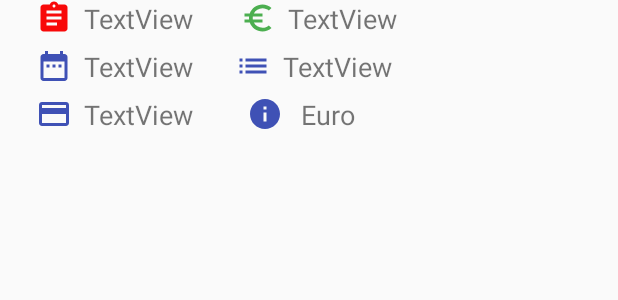
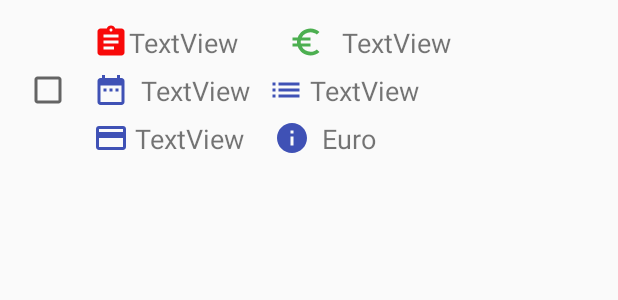
Before and after one commit to NadeemNicoR/TeamProjects, an Android app: the layout row.xml on its own in the app's theme, with its tools: preview values and no code run, on a phone screen of 412 x 824 dp. Shown: the top 300 px of the screen. Run offline under Robolectric (Android 15) with nearby library versions, the phone set to English and light mode, and no system bars.

Commit message:
delete transactions, layout, view and appearnace of the application at its best:)

```diff
--- a/MoneyControl/app/src/main/res/layout/activity_categories.xml
+++ b/MoneyControl/app/src/main/res/layout/activity_categories.xml
@@ -43,7 +43,7 @@
             android:layout_marginStart="8dp"
             android:layout_marginTop="492dp"
             android:layout_marginEnd="8dp"
-            android:background="#AFC5BC"
+            android:background="@drawable/button_deletedesing"
             android:text="Delete"
             app:layout_constraintEnd_toEndOf="parent"
             app:layout_constraintHorizontal_bias="0.0"
@@ -57,7 +57,7 @@
             android:layout_marginStart="8dp"
             android:layout_marginTop="356dp"
             android:layout_marginEnd="8dp"
-            android:background="#AFC5BC"
+            android:background="@drawable/button_deletedesing"
             android:text="add"
             app:layout_constraintEnd_toEndOf="parent"
             app:layout_constraintHorizontal_bias="0.0"
@@ -72,7 +72,7 @@
             android:layout_marginTop="272dp"
             android:layout_marginEnd="8dp"
             android:ems="10"
-            android:hint="Add new Category"
+            android:hint="Enter the category name"
             android:inputType="textPersonName"
             android:textSize="14sp"
             app:layout_constraintEnd_toEndOf="parent"
--- a/MoneyControl/app/src/main/res/layout/row.xml
+++ b/MoneyControl/app/src/main/res/layout/row.xml
@@ -5,12 +5,23 @@
     android:layout_width="match_parent"
     android:layout_height="match_parent">
 
+    <CheckBox
+        android:id="@+id/rowCheckBox"
+        android:layout_width="25dp"
+        android:layout_height="0dp"
+        android:layout_marginStart="16dp"
+        android:clickable="false"
+        android:focusable="false"
+        app:layout_constraintBottom_toBottomOf="@+id/Calendar"
+        app:layout_constraintStart_toStartOf="parent"
+        app:layout_constraintTop_toTopOf="@+id/Calendar" />
+
     <TextView
         android:id="@+id/textViewpaytype"
         android:layout_width="wrap_content"
         android:layout_height="wrap_content"
-        android:layout_marginStart="8dp"
-        android:layout_marginTop="64dp"
+        android:layout_marginStart="4dp"
+        android:layout_marginTop="80dp"
         android:text="TextView"
         android:textSize="18sp"
         app:layout_constraintStart_toEndOf="@+id/PaymentType"
@@ -21,10 +32,11 @@
         android:layout_width="wrap_content"
         android:layout_height="wrap_content"
         android:layout_marginStart="8dp"
+        android:layout_marginTop="16dp"
         android:text="TextView"
         android:textSize="18sp"
         app:layout_constraintEnd_toEndOf="parent"
-        app:layout_constraintHorizontal_bias="0.0"
+        app:layout_constraintHorizontal_bias="0.035"
         app:layout_constraintStart_toEndOf="@+id/money"
         app:layout_constraintTop_toTopOf="parent" />
 
@@ -32,13 +44,19 @@
         android:id="@+id/textViewCate"
         android:layout_width="wrap_content"
         android:layout_height="wrap_content"
-        android:layout_marginStart="8dp"
-        android:layout_marginTop="32dp"
+        android:layout_marginStart="4dp"
+        android:layout_marginTop="48dp"
         android:text="TextView"
         android:textSize="18sp"
         app:layout_constraintStart_toEndOf="@+id/categories"
         app:layout_constraintTop_toTopOf="parent" />
 
+    <TextView
+        android:id="@+id/transactionId"
+        android:visibility="invisible"
+        android:layout_width="wrap_content"
+        android:layout_height="wrap_content"
+        tools:ignore="MissingConstraints" />
 
     <android.support.v7.widget.AppCompatImageView
         android:id="@+id/Calendar"
@@ -48,7 +66,7 @@
         android:layout_marginTop="8dp"
         android:tint="#3F51B5"
         app:layout_constraintEnd_toEndOf="parent"
-        app:layout_constraintHorizontal_bias="0"
+        app:layout_constraintHorizontal_bias="0.104"
         app:layout_constraintStart_toStartOf="parent"
         app:layout_constraintTop_toBottomOf="@+id/income_expense"
         app:srcCompat="@drawable/ic_date_range_black_24dp" />
@@ -58,9 +76,10 @@
         android:layout_width="wrap_content"
         android:layout_height="wrap_content"
         android:layout_marginStart="8dp"
+        android:layout_marginTop="16dp"
         android:tint="#4CAF50"
         app:layout_constraintEnd_toEndOf="parent"
-        app:layout_constraintHorizontal_bias="0.094"
+        app:layout_constraintHorizontal_bias="0.113"
         app:layout_constraintStart_toEndOf="@+id/textViewType"
         app:layout_constraintTop_toTopOf="parent"
         app:srcCompat="@drawable/ic_euro_symbol_black_24dp" />
@@ -69,7 +88,7 @@
         android:id="@+id/categories"
         android:layout_width="wrap_content"
         android:layout_height="wrap_content"
-        android:layout_marginStart="28dp"
+        android:layout_marginStart="12dp"
         android:layout_marginTop="8dp"
         android:tint="#3F51B5"
         app:layout_constraintStart_toEndOf="@+id/textViewDte"
@@ -81,10 +100,11 @@
         android:layout_width="wrap_content"
         android:layout_height="wrap_content"
         android:layout_marginStart="24dp"
+        android:layout_marginTop="16dp"
         android:layout_marginEnd="8dp"
         android:tint="#F80909"
         app:layout_constraintEnd_toEndOf="parent"
-        app:layout_constraintHorizontal_bias="0"
+        app:layout_constraintHorizontal_bias="0.107"
         app:layout_constraintStart_toStartOf="parent"
         app:layout_constraintTop_toTopOf="parent"
         app:srcCompat="@drawable/ic_assignment_black_24dp" />
@@ -98,7 +118,7 @@
         android:layout_marginEnd="8dp"
         android:tint="#3F51B5"
         app:layout_constraintEnd_toEndOf="parent"
-        app:layout_constraintHorizontal_bias="0.043"
+        app:layout_constraintHorizontal_bias="0.145"
         app:layout_constraintStart_toStartOf="parent"
         app:layout_constraintTop_toBottomOf="@+id/Calendar"
         app:srcCompat="@drawable/ic_credit_card_black_24dp" />
@@ -107,7 +127,7 @@
         android:id="@+id/CurrencyInfo"
         android:layout_width="wrap_content"
         android:layout_height="wrap_content"
-        android:layout_marginStart="36dp"
+        android:layout_marginStart="20dp"
         android:layout_marginTop="8dp"
         android:tint="#3F51B5"
         app:layout_constraintStart_toEndOf="@+id/textViewpaytype"
@@ -118,7 +138,8 @@
         android:id="@+id/textViewType"
         android:layout_width="wrap_content"
         android:layout_height="wrap_content"
-        android:layout_marginStart="32dp"
+        android:layout_marginStart="24dp"
+        android:layout_marginTop="16dp"
         android:text="TextView"
         android:textSize="18sp"
         app:layout_constraintStart_toStartOf="@+id/income_expense"
@@ -129,7 +150,7 @@
         android:layout_width="wrap_content"
         android:layout_height="wrap_content"
         android:layout_marginStart="8dp"
-        android:layout_marginTop="32dp"
+        android:layout_marginTop="48dp"
         android:layout_marginEnd="112dp"
         android:text="TextView"
         android:textSize="18sp"
@@ -142,8 +163,8 @@
         android:id="@+id/textViewCurrency"
         android:layout_width="wrap_content"
         android:layout_height="wrap_content"
-        android:layout_marginStart="12dp"
-        android:layout_marginTop="64dp"
+        android:layout_marginStart="8dp"
+        android:layout_marginTop="80dp"
         android:text="Euro"
         android:textSize="18sp"
         app:layout_constraintStart_toEndOf="@+id/CurrencyInfo"
```
Also changed, not shown: MoneyControl/app/src/main/java/com/example/home/DatabaseHelper.java (+6 -2 lines), MoneyControl/app/src/main/java/com/example/home/TransactionReport.java (+98 -7 lines), MoneyControl/app/src/main/res/layout/activity_transaction_report.xml (+0 -17 lines), MoneyControl/app/src/main/res/menu/menuforreport.xml (+14 -8 lines).
